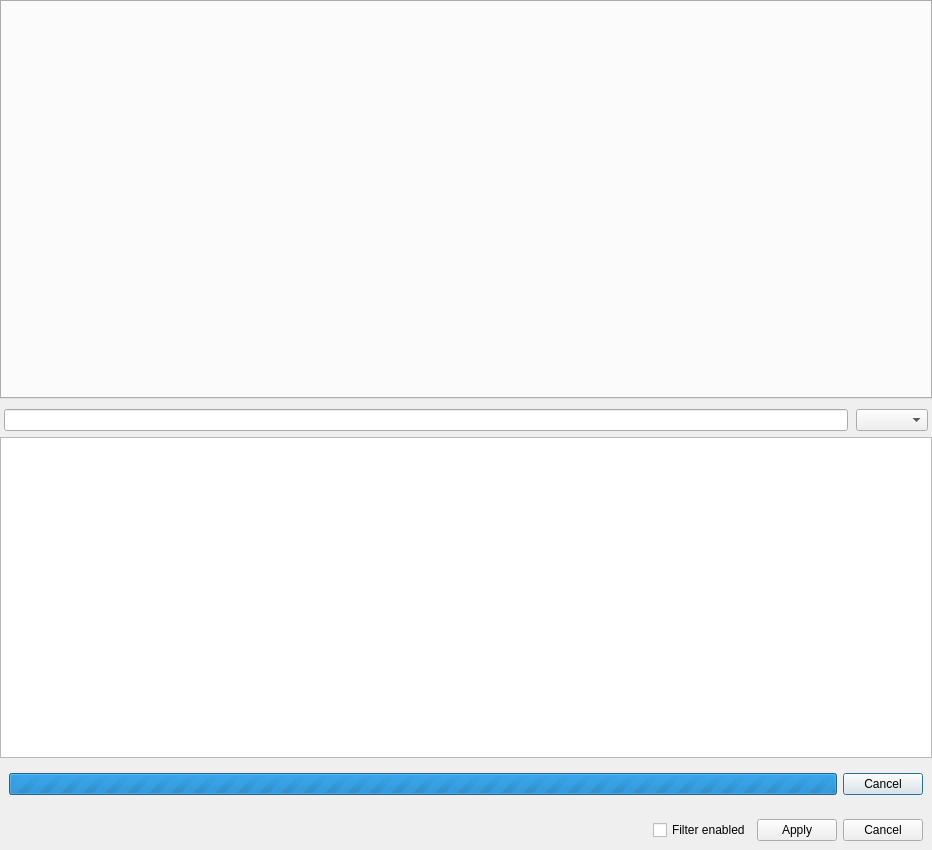
First picture: the form in src/home/flibrary/gui/dialogs/FilterSettingsDialog.ui, repository heimdallr/books, before the edit.
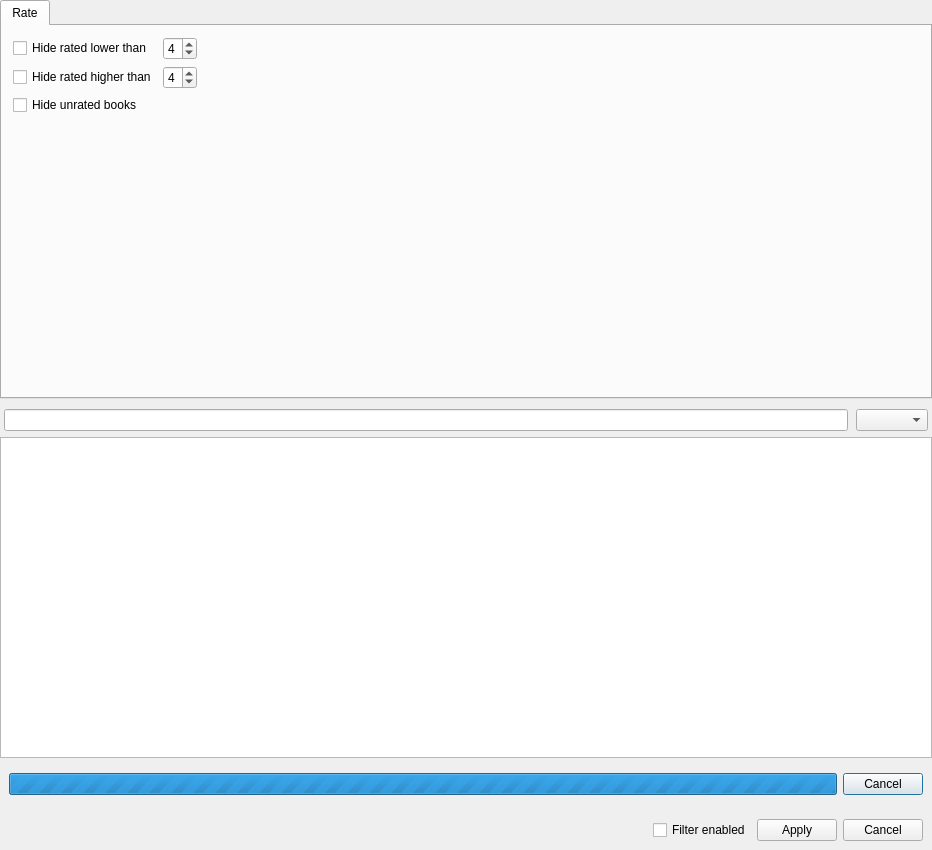
Second picture: the form after the edit. Custom widgets are drawn as their Qt base class.

```diff
--- a/src/home/flibrary/gui/dialogs/FilterSettingsDialog.ui
+++ b/src/home/flibrary/gui/dialogs/FilterSettingsDialog.ui
@@ -30,7 +30,88 @@
     <number>0</number>
    </property>
    <item>
-    <widget class="QTabWidget" name="tabs"/>
+    <widget class="QTabWidget" name="tabs">
+     <widget class="QWidget" name="rateTab">
+      <attribute name="title">
+       <string>Rate</string>
+      </attribute>
+      <layout class="QGridLayout" name="gridLayout">
+       <item row="1" column="0">
+        <widget class="QCheckBox" name="hideRatedHigher">
+         <property name="text">
+          <string>Hide rated higher than</string>
+         </property>
+        </widget>
+       </item>
+       <item row="1" column="1">
+        <widget class="QSpinBox" name="maximumRating">
+         <property name="minimum">
+          <number>1</number>
+         </property>
+         <property name="maximum">
+          <number>5</number>
+         </property>
+         <property name="value">
+          <number>4</number>
+         </property>
+        </widget>
+       </item>
+       <item row="0" column="0">
+        <widget class="QCheckBox" name="hideRatedLower">
+         <property name="text">
+          <string>Hide rated lower than</string>
+         </property>
+        </widget>
+       </item>
+       <item row="0" column="1">
+        <widget class="QSpinBox" name="minimumRating">
+         <property name="minimum">
+          <number>1</number>
+         </property>
+         <property name="maximum">
+          <number>5</number>
+         </property>
+         <property name="value">
+          <number>4</number>
+         </property>
+        </widget>
+       </item>
+       <item row="0" column="2">
+        <spacer name="spacer">
+         <property name="orientation">
+          <enum>Qt::Orientation::Horizontal</enum>
+         </property>
+         <property name="sizeHint" stdset="0">
+          <size>
+           <width>40</width>
+           <height>20</height>
+          </size>
+         </property>
+        </spacer>
+       </item>
+       <item row="2" column="0">
+        <widget class="QCheckBox" name="hideUnrated">
+         <property name="text">
+          <string>Hide unrated books</string>
+         </property>
+        </widget>
+       </item>
+       <item row="3" column="0">
+        <spacer name="spacer_2">
+         <property name="orientation">
+          <enum>Qt::Orientation::Vertical</enum>
+         </property>
+         <property name="sizeHint" stdset="0">
+          <size>
+           <width>20</width>
+           <height>40</height>
+          </size>
+         </property>
+        </spacer>
+       </item>
+      </layout>
+     </widget>
+    </widget>
    </item>
    <item>
     <widget class="QWidget" name="content" native="true">
```
Left out of the diff: 35 changed lines with no effect on the pictures.
